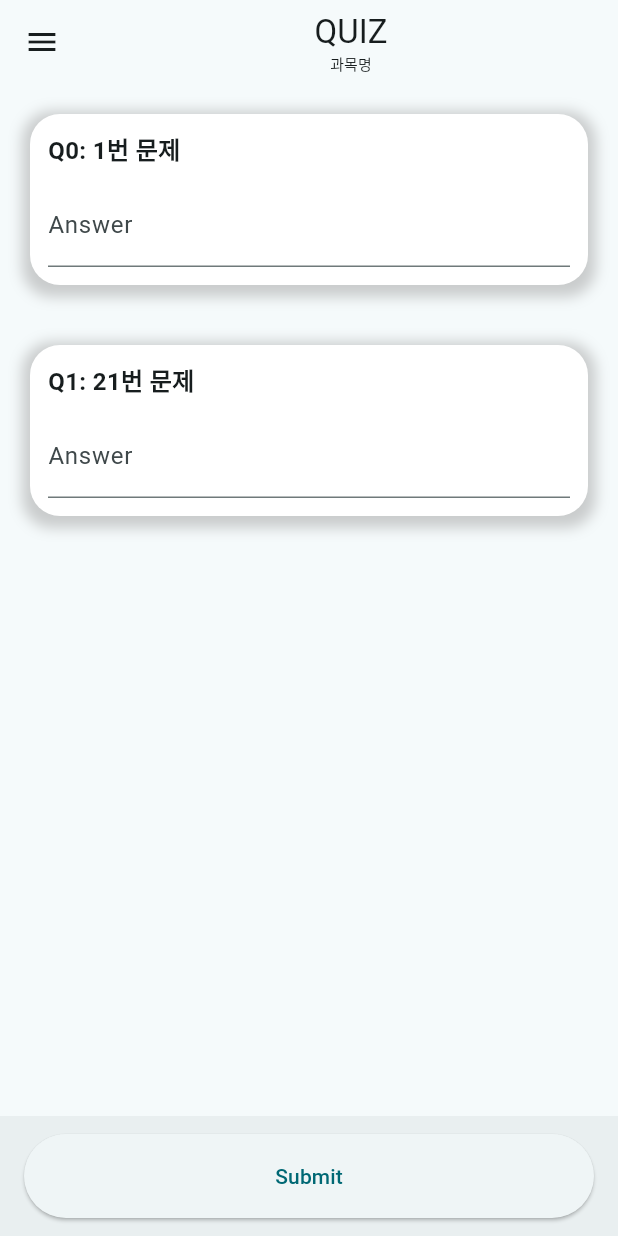
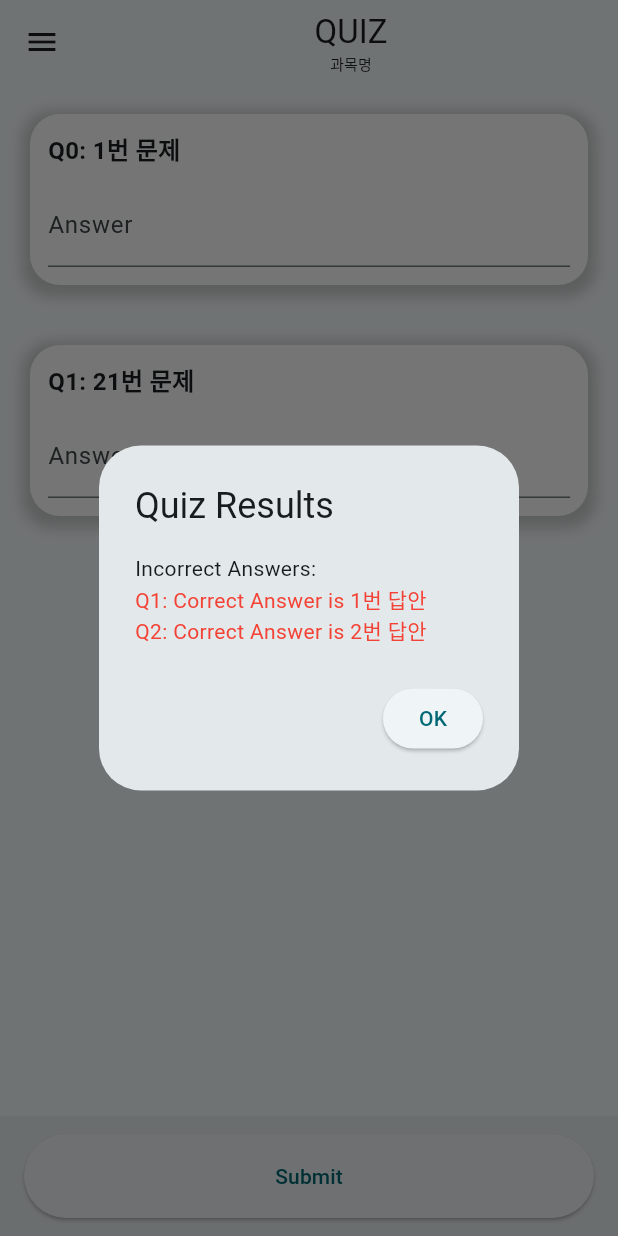
Before and after one commit to junehyeok129/23-2MobileProgramming, a Flutter app: the SolveQuiz screen opened by its route, after a tap on "Submit", on a phone screen of 412 x 824 dp. Run offline on Flutter 3.47's test engine with Material 3 defaults, Android fonts, the phone set to English and light mode, and no system bars; our stand-ins replace shared_preferences; accounts and stored records are empty.

Commit message:
Update solvequiz.dart

```diff
--- a/MobileProgramming/lib/solvequiz.dart
+++ b/MobileProgramming/lib/solvequiz.dart
@@ -12,16 +12,17 @@ class _SolveQuizState extends State<SolveQuiz> {
   final List<TextEditingController> quizControllers = [
     TextEditingController(),
     TextEditingController(),
+    TextEditingController(),
   ];
 
   List<Map<String, dynamic>> quizItems = [
     {
       'question': '1번 문제',
-      'answer': '2번 문제',
+      'answer': '1번 답안',
     },
     {
       'question': '21번 문제',
-      'answer': null,
+      'answer': '2번 답안',
     },
   ];
 
@@ -82,6 +83,7 @@ class _SolveQuizState extends State<SolveQuiz> {
                       controller: quizControllers[i],
                       decoration: InputDecoration(
                         labelText: 'Answer',
+
                       ),
                     ),
                   ],
@@ -95,12 +97,61 @@ class _SolveQuizState extends State<SolveQuiz> {
         child: ElevatedButton(
           onPressed: () {
             // submit logic 구현
+            checkAnswers();
+
           },
           child: Text('Submit'),
         ),
       ),
     );
   }
+
+  void checkAnswers() {
+    List<String> correctAnswers = [];
+    List<String> incorrectAnswers = [];
+
+    for (int i = 0; i < quizItems.length; i++) {
+      String enteredAnswer = quizControllers[i].text;
+      String correctAnswer = quizItems[i]['answer'];
+
+      if (enteredAnswer == correctAnswer) {
+        correctAnswers.add('Q${i + 1}: $correctAnswer');
+      } else {
+        incorrectAnswers.add('Q${i + 1}: Correct Answer is $correctAnswer');
+      }
+    }
+    showDialog(
+      context: context,
+      builder: (BuildContext context) {
+        return AlertDialog(
+          title: Text('Quiz Results'),
+          content: Column(
+            crossAxisAlignment: CrossAxisAlignment.start,
+            mainAxisSize: MainAxisSize.min,
+            children: [
+              if (correctAnswers.isNotEmpty)
+                Text('Correct Answers:'),
+              for (String correctAnswer in correctAnswers)
+                Text(correctAnswer, style: TextStyle(color: Colors.green)),
+              if (incorrectAnswers.isNotEmpty)
+                Text('Incorrect Answers:'),
+              for (String incorrectAnswer in incorrectAnswers)
+                Text(incorrectAnswer, style: TextStyle(color: Colors.red)),
+            ],
+          ),
+          actions: [
+            ElevatedButton(
+              onPressed: () {
+                Navigator.of(context).pop();
+              },
+              child: Text('OK'),
+            ),
+          ],
+        );
+      },
+    );
+  }
+
 
   @override
   void dispose() {
```
